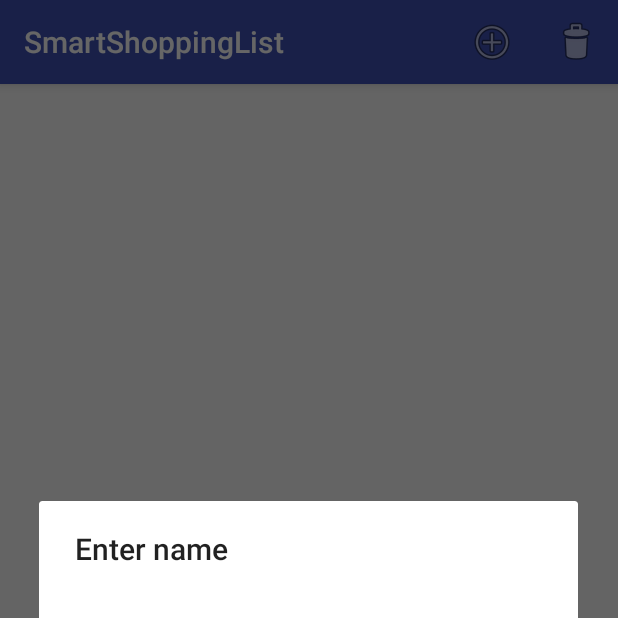
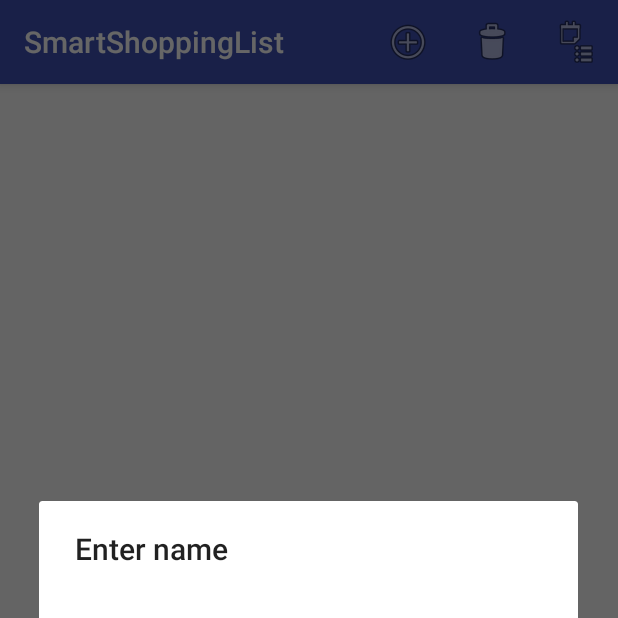
Before and after one commit to ferdmanp/SmartShoppingList, an Android app: the screen it shows after launch (MainActivity), after a tap on "New", on a phone screen of 412 x 824 dp, the top half of it. Run offline under Robolectric (Android 15) with nearby library versions, the phone set to English and light mode, and no system bars; libraries missing offline, so code that uses them is left out: com.raizlabs.android; 2 statements that could not run were skipped.

```diff
--- /dev/null
+++ b/app/src/main/res/layout/item_catalog_list.xml
@@ -0,0 +1,6 @@
+<?xml version="1.0" encoding="utf-8"?>
+<LinearLayout xmlns:android="http://schemas.android.com/apk/res/android"
+    android:orientation="horizontal" android:layout_width="match_parent"
+    android:layout_height="match_parent">
+
+</LinearLayout>
--- a/app/src/main/res/menu/menu_main.xml
+++ b/app/src/main/res/menu/menu_main.xml
@@ -14,4 +14,10 @@
         android:orderInCategory="100"
         app:showAsAction="ifRoom|withText" />
 
+    <item android:id="@+id/action_show_catalogs"
+        android:title="@string/action_show_catalogs"
+        android:icon="@android:drawable/ic_menu_agenda"
+        android:orderInCategory="100"
+        app:showAsAction="ifRoom|withText" />
+
 </menu>
--- a/app/src/main/res/values/strings.xml
+++ b/app/src/main/res/values/strings.xml
@@ -6,4 +6,5 @@
     <string name="btn_cancel">Cancel</string>
     <string name="action_delete_all">Delete all</string>
     <string name="delete_all_confirmation">Delete ALL items?</string>
+    <string name="action_show_catalogs">Catalogs</string>
 </resources>
```
Also changed, not shown: app/src/main/java/com/fknt/voltage/smartshoppinglist/CatalogMainActivity.java (added, +22 -0 lines), app/src/main/res/layout/activity_catalog_main.xml (added, +11 -0 lines), 2 other files.
